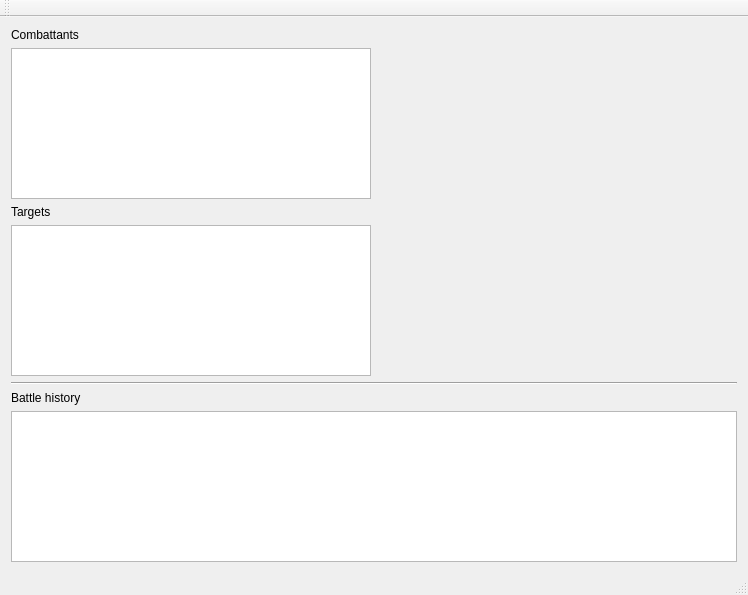
TVPDamienL/CombattantQT, file CombattantModelsInModels/cMainWindow.ui: the form before one commit.
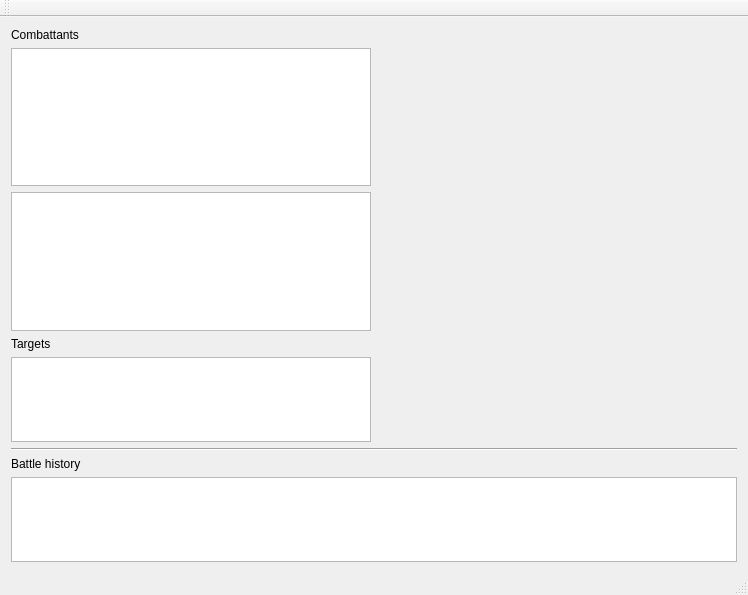
The form after the commit. Custom widgets are drawn as their Qt base class.

Commit message: added a treeView to design a goThrough model option

The edit to the form file:
```diff
--- a/CombattantModelsInModels/cMainWindow.ui
+++ b/CombattantModelsInModels/cMainWindow.ui
@@ -35,6 +35,9 @@
         <item>
          <widget class="QListView" name="listCombattants"/>
         </item>
+        <item>
+         <widget class="QTreeView" name="treeView"/>
+        </item>
        </layout>
       </item>
       <item>
```
The commit also changes 2 other files.
